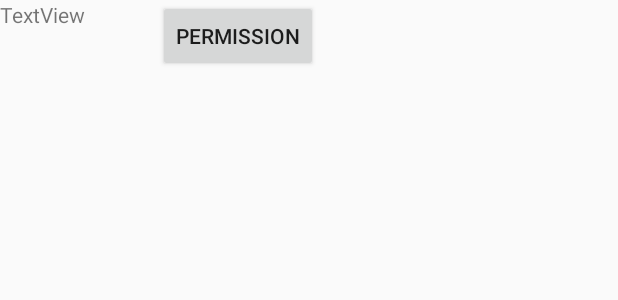
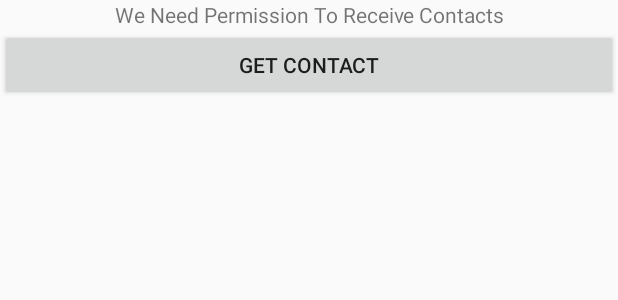
Before and after one commit to deniztas/Plaxo-Scheduler-App, an Android app: the layout contactpage_layout.xml on its own in the app's theme, with its tools: preview values and no code run, on a phone screen of 412 x 824 dp. Shown: the top 300 px of the screen. Run offline under Robolectric (Android 15) with nearby library versions, the phone set to English and light mode, and no system bars.

Commit message:
Fix Permission Page

```diff
--- a/app/src/main/res/layout/contactpage_layout.xml
+++ b/app/src/main/res/layout/contactpage_layout.xml
@@ -2,35 +2,41 @@
 <android.support.constraint.ConstraintLayout
     xmlns:android="http://schemas.android.com/apk/res/android"
     xmlns:app="http://schemas.android.com/apk/res-auto"
+    xmlns:tools="http://schemas.android.com/tools"
+    android:layout_width="match_parent"
+    android:layout_height="match_parent"
+    android:id="@+id/contactpage_layout">
+
+
+    <RelativeLayout
         android:layout_width="match_parent"
         android:layout_height="match_parent">
 
-
+        <LinearLayout
+            android:layout_width="match_parent"
+            android:layout_height="wrap_content"
+            android:orientation="vertical">
 
             <TextView
                 android:id="@+id/permissionText"
-        android:layout_width="wrap_content"
+                android:layout_width="match_parent"
                 android:layout_height="wrap_content"
-        android:text="TextView" />
+                android:text="We Need Permission To Receive Contacts"
+                android:textAlignment="center" />
 
             <Button
                 android:id="@+id/permissionButton"
-        android:layout_width="wrap_content"
+                android:layout_width="match_parent"
                 android:layout_height="wrap_content"
-        android:layout_marginEnd="200dp"
-        android:text="Permission"
-        app:layout_constraintEnd_toEndOf="parent" />
-
+                android:text="Get Contact" />
 
             <ListView
                 android:id="@+id/contactListview"
                 android:layout_width="match_parent"
                 android:layout_height="match_parent"
-        android:clickable="true"
-        />
-
-
-
+                android:clickable="true" />
+        </LinearLayout>
+    </RelativeLayout>
 
 
 </android.support.constraint.ConstraintLayout>
```
Also changed, not shown: app/src/main/java/com/example/deniz/plaxo2/fragments/ContactPage.java (+36 -29 lines). Lines whose indentation alone changed are shown as unchanged.
